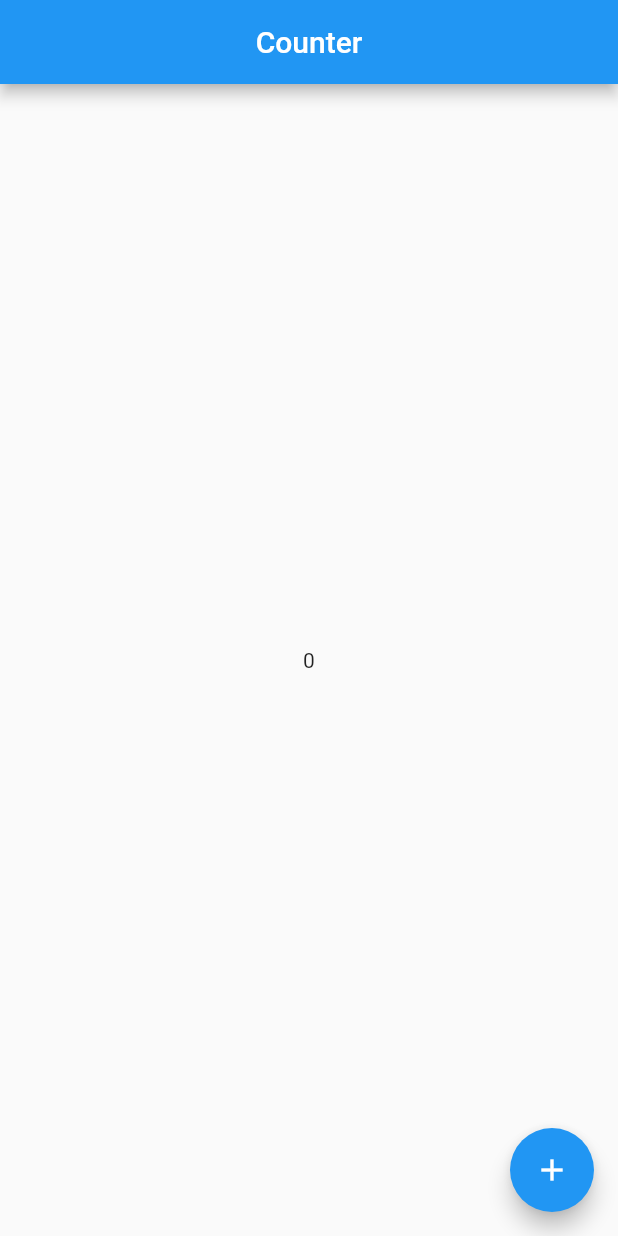
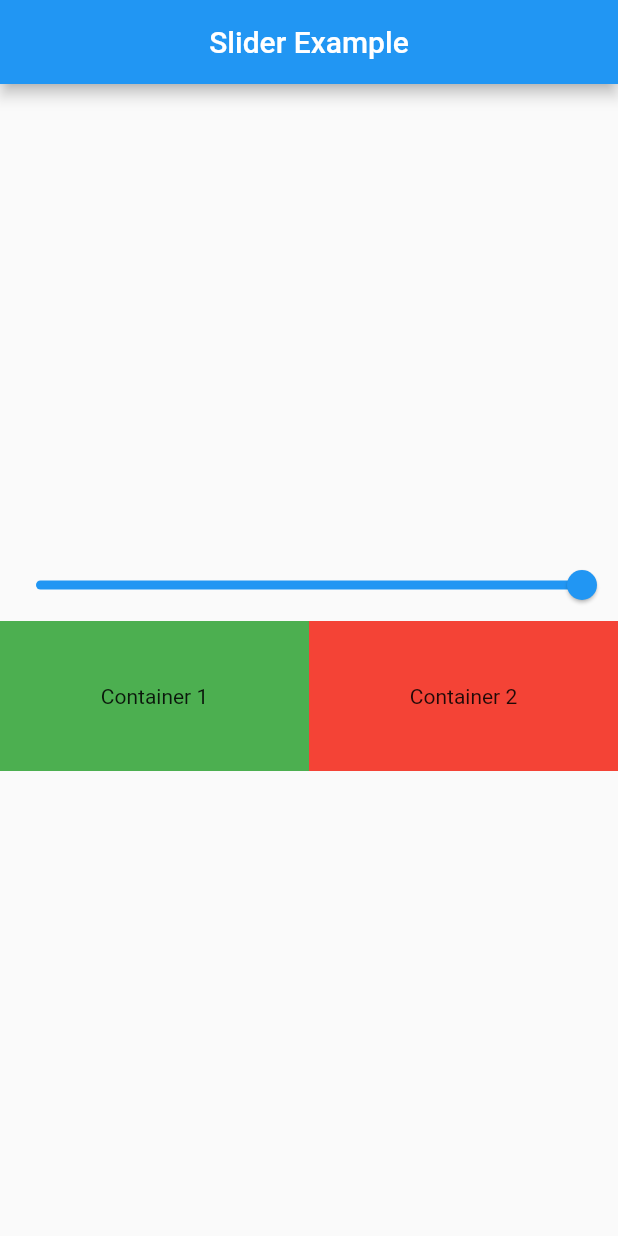
Before and after one commit to SyedMuhammadRehan/practice_provider, a Flutter app: the screen it shows after launch, on a phone screen of 412 x 824 dp. Run offline on Flutter 3.47's test engine with Material 2 defaults, Android fonts, the phone set to English and light mode, and no system bars.

Commit message:
Slider example update

```diff
--- a/lib/main.dart
+++ b/lib/main.dart
@@ -1,6 +1,7 @@
 import 'package:flutter/material.dart';
 import 'package:practice_provider/provider/count_provider.dart';
-import 'package:practice_provider/screens/count_example.dart';
+import 'package:practice_provider/provider/slider_provider.dart';
+import 'package:practice_provider/screens/slider_second_example.dart';
 import 'package:provider/provider.dart';
 
 void main() {
@@ -13,8 +14,15 @@ class MyApp extends StatelessWidget {
   // This widget is the root of your application.
   @override
   Widget build(BuildContext context) {
-    return ChangeNotifierProvider(
-      create: (_) => CountProvider(),
+    return MultiProvider(
+      providers: [
+        ChangeNotifierProvider(
+          create: (_) => CountProvider(),
+        ),
+        ChangeNotifierProvider(
+          create: (_) => SliderProvider(),
+        ),
+      ],
       child: MaterialApp(
           title: 'Flutter Demo',
           theme: ThemeData(
@@ -29,7 +37,7 @@ class MyApp extends StatelessWidget {
             // is not restarted.
             primarySwatch: Colors.blue,
           ),
-          home: const CountExapmle()),
+          home: const SliderExample()),
     );
   }
 }
--- /dev/null
+++ b/lib/provider/slider_provider.dart
@@ -0,0 +1,12 @@
+import 'package:flutter/foundation.dart';
+
+class SliderProvider with ChangeNotifier {
+  double value = 1;
+
+  double get sliderval => value;
+  void setval(double val) {
+    value = val;
+
+    notifyListeners();
+  }
+}
--- /dev/null
+++ b/lib/screens/slider_second_example.dart
@@ -0,0 +1,65 @@
+import 'package:flutter/material.dart';
+import 'package:practice_provider/provider/slider_provider.dart';
+import 'package:provider/provider.dart';
+
+class SliderExample extends StatefulWidget {
+  const SliderExample({super.key});
+
+  @override
+  State<SliderExample> createState() => _SliderExampleState();
+}
+
+class _SliderExampleState extends State<SliderExample> {
+  @override
+  Widget build(BuildContext context) {
+    final sliderprovider = Provider.of<SliderProvider>(context, listen: false);
+    return Scaffold(
+      appBar: AppBar(
+        title: const Text('Slider Example'),
+        centerTitle: true,
+      ),
+      body: Center(
+        child: Column(
+          mainAxisAlignment: MainAxisAlignment.center,
+          children: [
+            Consumer<SliderProvider>(builder: (context, value, child) {
+              return Slider(
+                value: value.sliderval,
+                onChanged: ((val) {
+                  value.setval(val);
+                  setState(() {});
+                }),
+              );
+            }),
+            Consumer<SliderProvider>(builder: (context, value, child) {
+              return Row(
+                children: [
+                  Expanded(
+                      child: Container(
+                    height: 100,
+                    width: 150,
+                    color: Colors.green.withOpacity(value.value),
+                    child: const Align(
+                        alignment: Alignment.center,
+                        child: Text(
+                          "Container 1",
+                        )),
+                  )),
+                  Expanded(
+                      child: Container(
+                    height: 100,
+                    width: 150,
+                    color: Colors.red.withOpacity(value.value),
+                    child: const Align(
+                        alignment: Alignment.center,
+                        child: Text("Container 2")),
+                  ))
+                ],
+              );
+            }),
+          ],
+        ),
+      ),
+    );
+  }
+}
```
